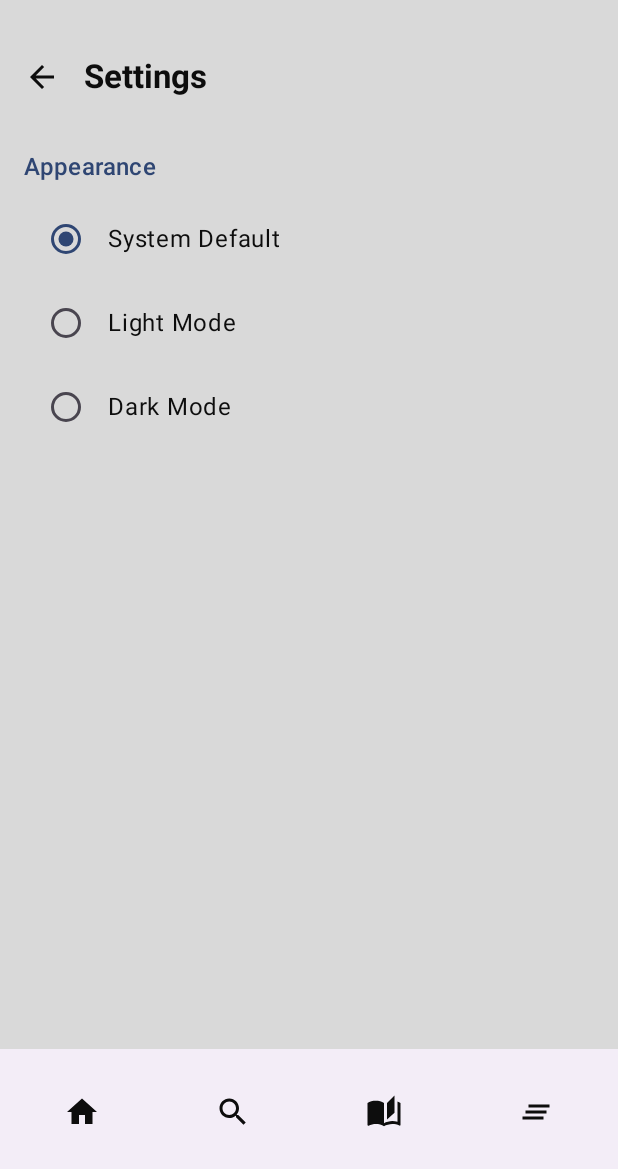
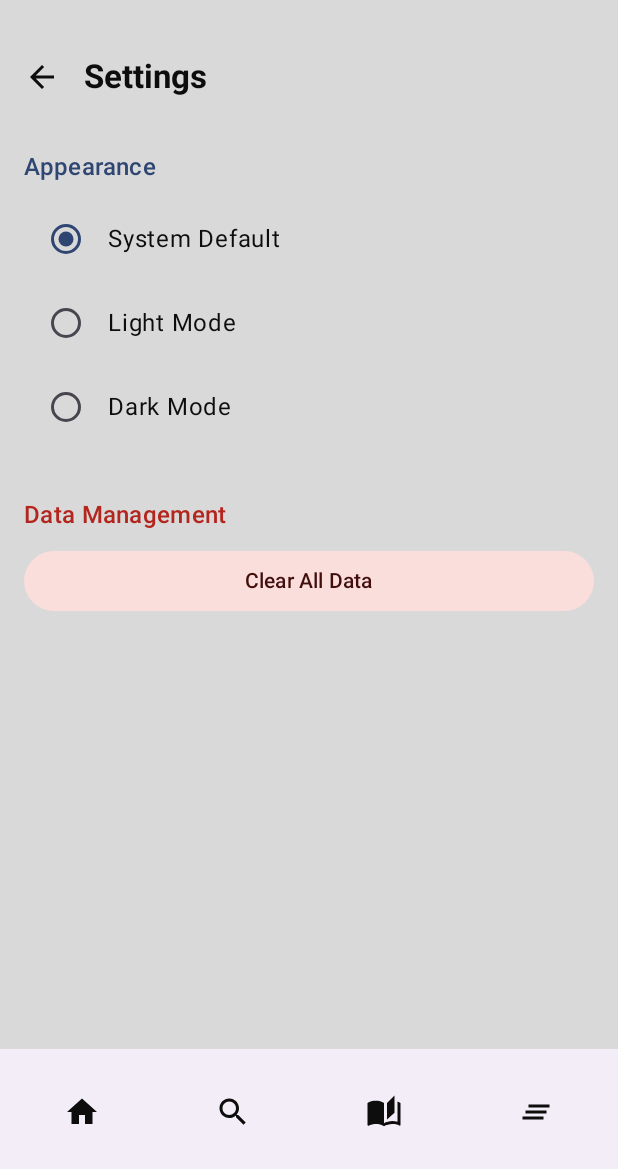
Before and after one commit to LeonStansfield/GameLogger, an Android app built with Jetpack Compose: the screen it shows after launch (MainActivity), after a tap on "Settings", on a phone screen of 412 x 824 dp, the part 67-1236 px from its top. Run offline under Robolectric (Android 15) with nearby library versions, the phone set to English and light mode, and no system bars; our stand-ins replace Room's generated code; Roboto replaces fonts that are not available here.

Commit message:
Added clear data button to settings. Implemented automatic geocoding for location selection

```diff
--- a/app/src/main/java/com/example/gamelogger/MainActivity.kt
+++ b/app/src/main/java/com/example/gamelogger/MainActivity.kt
@@ -35,6 +35,7 @@ import androidx.navigation.NavHostController
 import androidx.navigation.compose.currentBackStackEntryAsState
 import androidx.navigation.compose.rememberNavController
 import com.example.gamelogger.data.AppTheme
+import com.example.gamelogger.data.db.GameLoggerDatabase
 import com.example.gamelogger.data.ThemeRepository
 import com.example.gamelogger.ui.features.settings.SettingsViewModel
 import com.example.gamelogger.ui.navigation.AppDestinations
@@ -48,7 +49,13 @@ class MainActivity : ComponentActivity() {
         setContent {
             val context = LocalContext.current
             val themeRepository = remember { ThemeRepository(context) }
-            val settingsViewModel = remember { SettingsViewModel(themeRepository) }
+            val database = remember { GameLoggerDatabase.getDatabase(context) }
+            val settingsViewModel = remember {
+                SettingsViewModel(
+                    themeRepository = themeRepository,
+                    gameLogDao = database.gameLogDao()
+                )
+            }
             val currentTheme by settingsViewModel.currentTheme.collectAsState()
 
             val isDarkTheme = when (currentTheme) {
--- a/app/src/main/java/com/example/gamelogger/data/db/GameLogDao.kt
+++ b/app/src/main/java/com/example/gamelogger/data/db/GameLogDao.kt
@@ -17,6 +17,11 @@ interface GameLogDao {
     @Query("SELECT * FROM game_logs WHERE gameId = :gameId")
     fun getGameLog(gameId: String): Flow<GameLog?>
 
+
+
     @Query("SELECT * FROM game_logs")
     fun getAllGameLogs(): Flow<List<GameLog>>
+
+    @Query("DELETE FROM game_logs")
+    suspend fun deleteAllGameLogs()
 }
--- a/app/src/main/java/com/example/gamelogger/ui/features/settings/SettingsScreen.kt
+++ b/app/src/main/java/com/example/gamelogger/ui/features/settings/SettingsScreen.kt
@@ -27,6 +27,13 @@ import androidx.compose.ui.Modifier
 import androidx.compose.ui.semantics.Role
 import androidx.compose.ui.unit.dp
 import com.example.gamelogger.data.AppTheme
+import androidx.compose.material3.Button
+import androidx.compose.material3.ButtonDefaults
+import androidx.compose.material3.AlertDialog
+import androidx.compose.material3.TextButton
+import androidx.compose.runtime.remember
+import androidx.compose.runtime.mutableStateOf
+import androidx.compose.runtime.setValue
 
 @OptIn(ExperimentalMaterial3Api::class)
 @Composable
@@ -67,6 +74,51 @@ fun SettingsScreen(
                 currentTheme = currentTheme,
                 onThemeSelected = { viewModel.setTheme(it) }
             )
+
+            Spacer(modifier = Modifier.height(32.dp))
+
+            Text(
+                text = "Data Management",
+                style = MaterialTheme.typography.titleMedium,
+                color = MaterialTheme.colorScheme.error
+            )
+            Spacer(modifier = Modifier.height(8.dp))
+
+            var showClearDialog by remember { mutableStateOf(false) }
+
+            Button(
+                onClick = { showClearDialog = true },
+                colors = ButtonDefaults.buttonColors(
+                    containerColor = MaterialTheme.colorScheme.errorContainer,
+                    contentColor = MaterialTheme.colorScheme.onErrorContainer
+                ),
+                modifier = Modifier.fillMaxWidth()
+            ) {
+                Text("Clear All Data")
+            }
+
+            if (showClearDialog) {
+                AlertDialog(
+                    onDismissRequest = { showClearDialog = false },
+                    title = { Text("Clear All Data?") },
+                    text = { Text("This will permanently delete key logs. This action cannot be undone.") },
+                    confirmButton = {
+                        TextButton(
+                            onClick = {
+                                viewModel.clearAllData()
+                                showClearDialog = false
+                            }
+                        ) {
+                            Text("Delete", color = MaterialTheme.colorScheme.error)
+                        }
+                    },
+                    dismissButton = {
+                        TextButton(onClick = { showClearDialog = false }) {
+                            Text("Cancel")
+                        }
+                    }
+                )
+            }
         }
     }
 }
--- a/app/src/main/java/com/example/gamelogger/ui/features/settings/SettingsViewModel.kt
+++ b/app/src/main/java/com/example/gamelogger/ui/features/settings/SettingsViewModel.kt
@@ -10,7 +10,8 @@ import kotlinx.coroutines.flow.stateIn
 import kotlinx.coroutines.launch
 
 class SettingsViewModel(
-    private val themeRepository: ThemeRepository
+    private val themeRepository: ThemeRepository,
+    private val gameLogDao: com.example.gamelogger.data.db.GameLogDao
 ) : ViewModel() {
 
     val currentTheme: StateFlow<AppTheme> = themeRepository.theme
@@ -25,4 +26,10 @@ class SettingsViewModel(
             themeRepository.setTheme(theme)
         }
     }
+
+    fun clearAllData() {
+        viewModelScope.launch {
+            gameLogDao.deleteAllGameLogs()
+        }
+    }
 }
```
Also changed, not shown: app/src/main/java/com/example/gamelogger/ui/features/loggame/LocationSelectionDialog.kt (+44 -0 lines).
